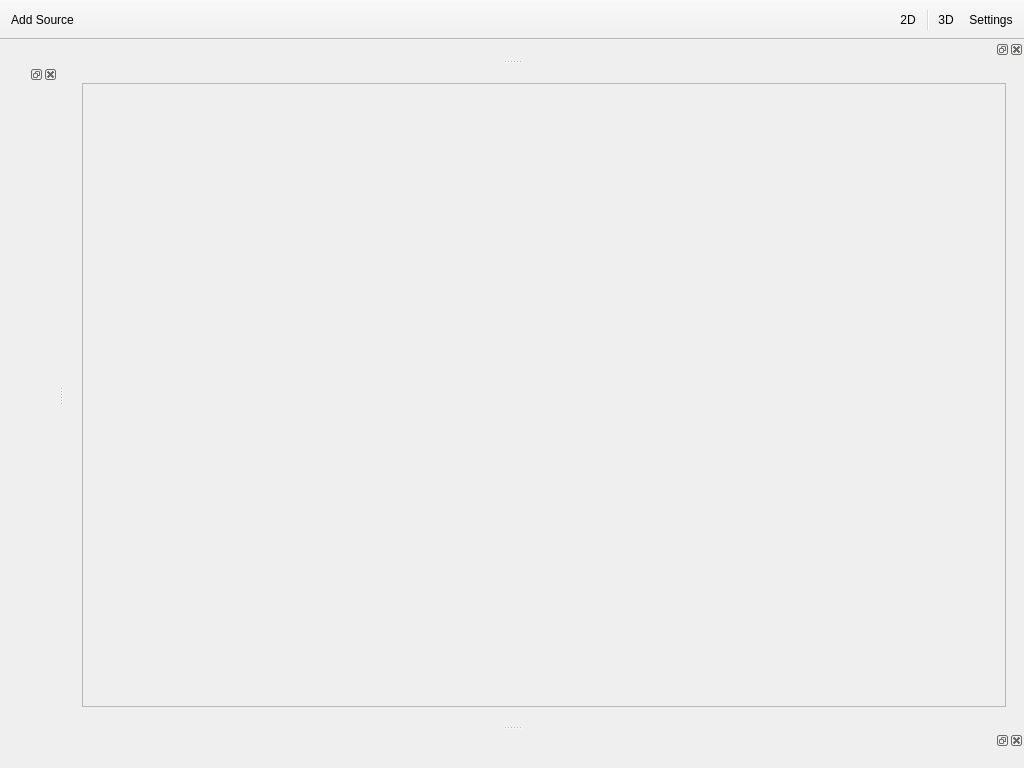
The window that applications/viewer/radiumViewer6/MainWindow.ui (T-PLAY/hub) describes before a commit, drawn with Qt 5.
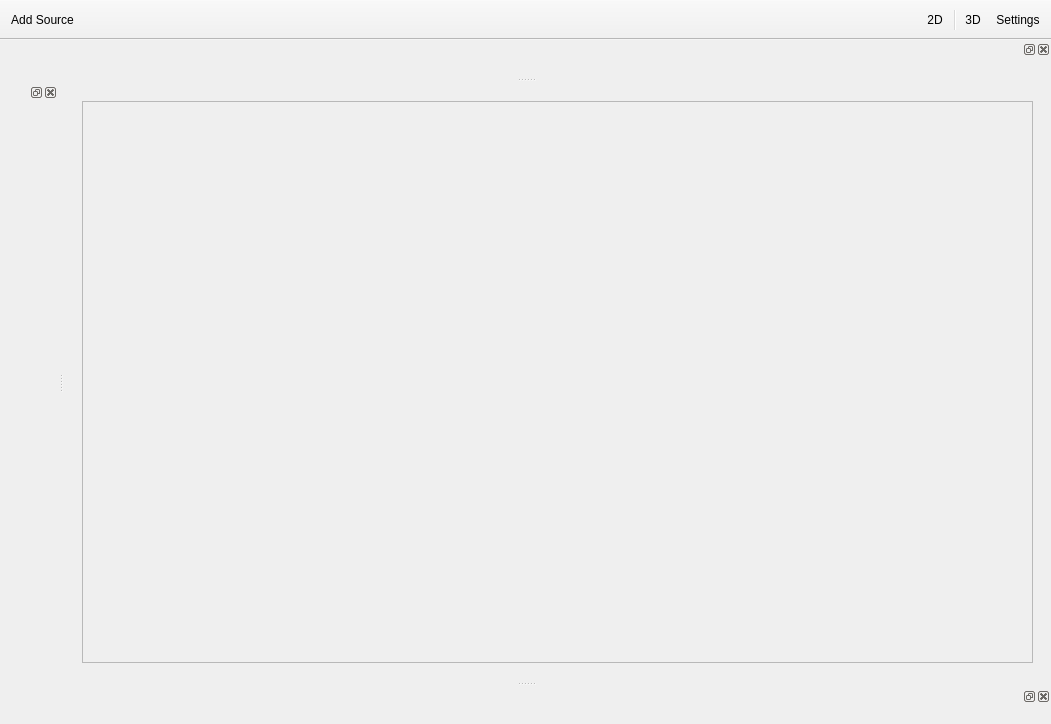
The same window after the commit. The open tabs and pages were chosen to show the change.

```diff
--- a/applications/viewer/radiumViewer6/MainWindow.ui
+++ b/applications/viewer/radiumViewer6/MainWindow.ui
@@ -9,8 +9,8 @@
    <rect>
     <x>0</x>
     <y>0</y>
-    <width>1024</width>
-    <height>768</height>
+    <width>1051</width>
+    <height>724</height>
    </rect>
   </property>
   <property name="windowTitle">
@@ -26,7 +26,7 @@
      <verstretch>0</verstretch>
     </sizepolicy>
    </property>
-   <layout class="QVBoxLayout" name="verticalLayout">
+   <layout class="QHBoxLayout" name="horizontalLayout_4">
     <item>
      <widget class="QStackedWidget" name="stackedWidget">
       <property name="sizePolicy">
@@ -55,7 +55,7 @@
       <widget class="QWidget" name="page3D">
        <layout class="QHBoxLayout" name="horizontalLayout">
         <item>
-         <layout class="QVBoxLayout" name="verticalLayout_3dView">
+         <layout class="QHBoxLayout" name="layout_3dView">
           <item>
            <widget class="QFrame" name="frame">
             <property name="sizePolicy">
@@ -175,7 +175,7 @@
       <verstretch>0</verstretch>
      </sizepolicy>
     </property>
-    <layout class="QVBoxLayout" name="verticalLayout_6"/>
+    <layout class="QHBoxLayout" name="horizontalLayout_5"/>
    </widget>
   </widget>
   <widget class="QDockWidget" name="dockWidget_top">
@@ -195,6 +195,7 @@
       <verstretch>0</verstretch>
      </sizepolicy>
     </property>
+    <layout class="QHBoxLayout" name="horizontalLayout_3"/>
    </widget>
   </widget>
   <action name="action2D">
```
Left out of the diff: 2 changed lines with no effect on the pictures.
